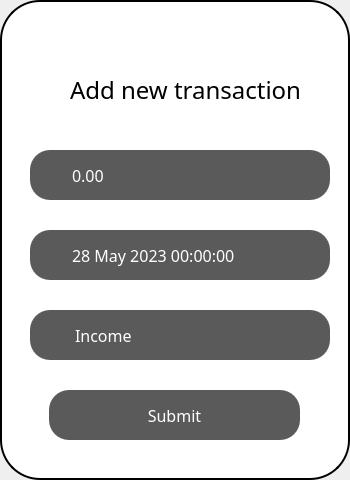
Qt form transactionsWindow.ui (262094/Financify) before a commit.
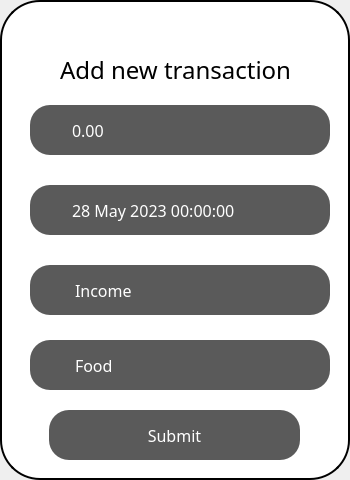
The same form after that commit. Icons and pictures are not drawn.

```diff
--- a/transactionsWindow.ui
+++ b/transactionsWindow.ui
@@ -32,8 +32,8 @@
    <widget class="QLabel" name="label">
     <property name="geometry">
      <rect>
-      <x>70</x>
-      <y>70</y>
+      <x>60</x>
+      <y>50</y>
       <width>250</width>
       <height>40</height>
      </rect>
@@ -56,7 +56,7 @@
     <property name="geometry">
      <rect>
       <x>49</x>
-      <y>390</y>
+      <y>410</y>
       <width>251</width>
       <height>50</height>
      </rect>
@@ -92,7 +92,7 @@
     <property name="geometry">
      <rect>
       <x>30</x>
-      <y>150</y>
+      <y>105</y>
       <width>300</width>
       <height>50</height>
      </rect>
@@ -108,7 +108,7 @@
     <property name="geometry">
      <rect>
       <x>70</x>
-      <y>155</y>
+      <y>110</y>
       <width>220</width>
       <height>40</height>
      </rect>
@@ -154,7 +154,7 @@
     <property name="geometry">
      <rect>
       <x>30</x>
-      <y>230</y>
+      <y>185</y>
       <width>300</width>
       <height>50</height>
      </rect>
@@ -170,7 +170,7 @@
     <property name="geometry">
      <rect>
       <x>70</x>
-      <y>315</y>
+      <y>270</y>
       <width>221</width>
       <height>40</height>
      </rect>
@@ -213,7 +213,7 @@
     <property name="geometry">
      <rect>
       <x>30</x>
-      <y>310</y>
+      <y>265</y>
       <width>300</width>
       <height>50</height>
      </rect>
@@ -229,7 +229,7 @@
     <property name="geometry">
      <rect>
       <x>70</x>
-      <y>235</y>
+      <y>190</y>
       <width>220</width>
       <height>40</height>
      </rect>
@@ -332,6 +332,80 @@
      <bool>true</bool>
     </property>
    </widget>
+   <widget class="QComboBox" name="typeEdit_2">
+    <property name="geometry">
+     <rect>
+      <x>70</x>
+      <y>345</y>
+      <width>221</width>
+      <height>40</height>
+     </rect>
+    </property>
+    <property name="font">
+     <font>
+      <family>Poppins</family>
+      <pointsize>12</pointsize>
+     </font>
+    </property>
+    <property name="styleSheet">
+     <string notr="true">QComboBox#typeEdit_2{
+background-color: transparent;
+border: none;
+outline: none;
+	color: rgb(255, 255, 255);
+}
+QComboBox#typeEdit_2:drop-down {
+background-color: transparent;
+border: none;
+	color: rgb(255, 255, 255);
+outline: none;
+}
+QComboBox#typeEdit:down-arrow {
+	image: url(:/new/prefix1/icons/chevron-down.svg);
+}</string>
+    </property>
+    <item>
+     <property name="text">
+      <string>Food</string>
+     </property>
+    </item>
+    <item>
+     <property name="text">
+      <string>Transport</string>
+     </property>
+    </item>
+    <item>
+     <property name="text">
+      <string>Bills</string>
+     </property>
+    </item>
+    <item>
+     <property name="text">
+      <string>Education</string>
+     </property>
+    </item>
+    <item>
+     <property name="text">
+      <string>Health</string>
+     </property>
+    </item>
+   </widget>
+   <widget class="QWidget" name="typeWidget_2" native="true">
+    <property name="geometry">
+     <rect>
+      <x>30</x>
+      <y>340</y>
+      <width>300</width>
+      <height>50</height>
+     </rect>
+    </property>
+    <property name="styleSheet">
+     <string notr="true">QWidget#typeWidget_2{
+	background-color: rgb(90, 90, 90);
+	border-radius:20px;
+}</string>
+    </property>
+   </widget>
    <zorder>typeWidget</zorder>
    <zorder>amontWidget</zorder>
    <zorder>dateWidget</zorder>
@@ -341,6 +415,8 @@
    <zorder>typeEdit</zorder>
    <zorder>dateEdit</zorder>
    <zorder>closeButton_4</zorder>
+   <zorder>typeWidget_2</zorder>
+   <zorder>typeEdit_2</zorder>
   </widget>
  </widget>
  <resources/>
```
